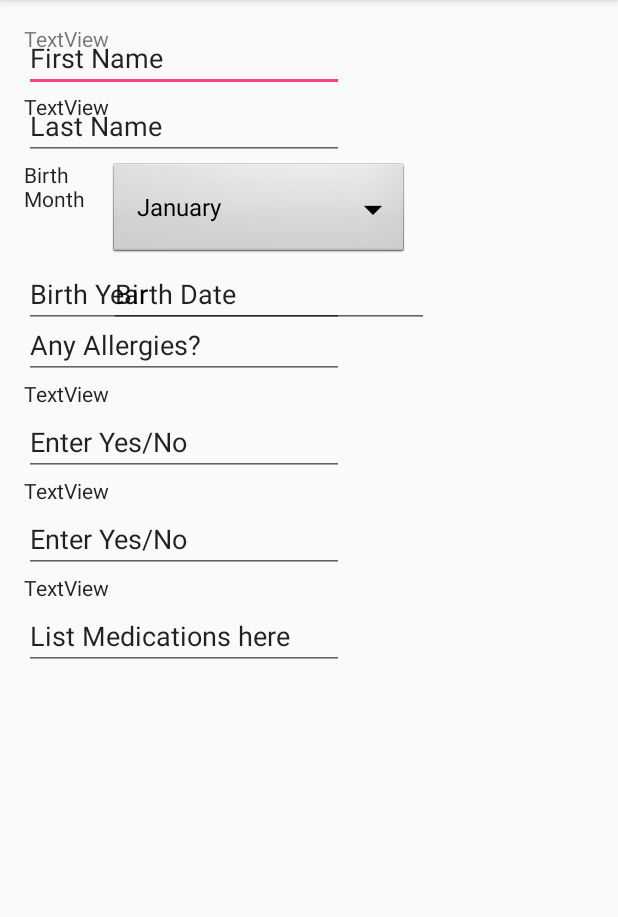
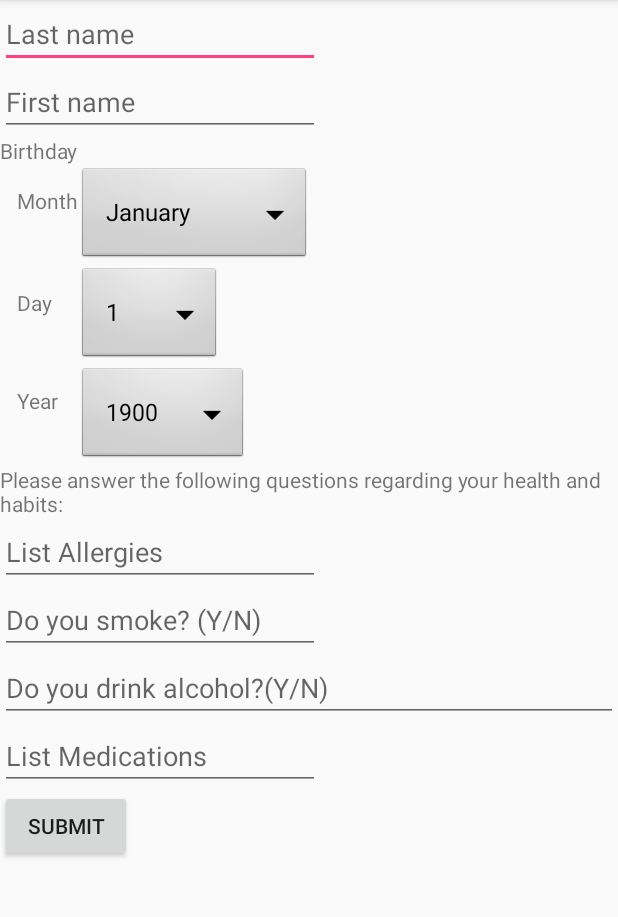
Before and after one commit to aclorta/QuickAppt, an Android app: the Patient_Profile screen opened directly, with no data from a screen before it, on a phone screen of 412 x 824 dp, the part 84-1001 px from its top. Run offline under Robolectric (Android 15) with nearby library versions, the light colour scheme and no system bars.

Commit message:
updated patient profile

```diff
--- a/app/src/main/java/com/example/team6/quickappt/Patient_Profile.java
+++ b/app/src/main/java/com/example/team6/quickappt/Patient_Profile.java
@@ -1,23 +1,42 @@
 package com.example.team6.quickappt;
 
+import android.content.Intent;
 import android.support.v7.app.AppCompatActivity;
 import android.os.Bundle;
+import android.view.View;
 import android.widget.ArrayAdapter;
+import android.widget.Button;
 import android.widget.Spinner;
 
 import java.util.ArrayList;
 
 public class Patient_Profile extends AppCompatActivity {
 
+    Button btnClick;
+
     @Override
     protected void onCreate(Bundle savedInstanceState) {
         super.onCreate(savedInstanceState);
         setContentView(R.layout.activity_patient__profile);
 
+        btnClick = (Button) findViewById(R.id.button_patient_profile_submit);
+        /** Edit Button sends user to Profile activity */
+
+        btnClick.setOnClickListener(new View.OnClickListener() {
+            @Override
+            public void onClick(View v) {
+                Intent intent = new Intent(Patient_Profile.this, HomeScreen.class);
+                startActivity(intent);
+            }
+        });
+
         QADBHelper mDB = new QADBHelper(this);
         mDB.open();
 
         Spinner spindown = (Spinner) findViewById(R.id.Months);
+        Spinner spindownDays = (Spinner) findViewById(R.id.spinner3_days);
+        Spinner spindownYears = (Spinner) findViewById(R.id.spinner4_years);
+
         ArrayList<String> Montharray= new ArrayList<String>(){{
             add("January");
             add("February");
@@ -31,9 +50,26 @@ public class Patient_Profile extends AppCompatActivity {
             add("October");
             add("November");
             add("December");
+        }};
+
+        ArrayList<String> DayArray = new ArrayList<String>();
+        ArrayList<String> YearArray = new ArrayList<String>();
+
+        for (int i = 1; i < 32; i++) {
+            DayArray.add(Integer.toString(i));
         }
-        };
+
+        for (int i = 1900; i < 2016; i++) {
+            YearArray.add(Integer.toString(i));
+        }
+
         ArrayAdapter<String> adaptmonths = new ArrayAdapter<String>(this,android.R.layout.simple_spinner_dropdown_item,Montharray);
         spindown.setAdapter(adaptmonths);
+
+        ArrayAdapter<String> adaptdays = new ArrayAdapter<String>(this,android.R.layout.simple_spinner_dropdown_item,DayArray);
+        spindownDays.setAdapter(adaptdays);
+
+        ArrayAdapter<String> adaptyears = new ArrayAdapter<String>(this,android.R.layout.simple_spinner_dropdown_item,YearArray);
+        spindownYears.setAdapter(adaptyears);
     }
 }
--- a/app/src/main/res/layout/activity_patient__profile.xml
+++ b/app/src/main/res/layout/activity_patient__profile.xml
@@ -3,175 +3,138 @@
     xmlns:tools="http://schemas.android.com/tools"
     android:layout_width="match_parent"
     android:layout_height="match_parent">
-<RelativeLayout xmlns:android="http://schemas.android.com/apk/res/android"
-    xmlns:tools="http://schemas.android.com/tools"
-    android:id="@+id/activity_patient__profile"
+
+    <RelativeLayout
         android:layout_width="match_parent"
-    android:layout_height="wrap_content"
-    android:paddingBottom="@dimen/activity_vertical_margin"
-    android:paddingLeft="@dimen/activity_horizontal_margin"
-    android:paddingRight="@dimen/activity_horizontal_margin"
-    android:paddingTop="@dimen/activity_vertical_margin"
-    tools:context="com.example.team6.quickappt.Patient_Profile">
+        android:layout_height="match_parent">
 
         <EditText
             android:layout_width="wrap_content"
             android:layout_height="wrap_content"
             android:inputType="textPersonName"
-        android:text="First Name"
             android:ems="10"
-        android:layout_alignParentTop="true"
-        android:layout_alignParentStart="true"
-        android:id="@+id/editText"
-        android:hint="First Name" />
-    <TextView
-        android:text="TextView"
-        android:layout_width="wrap_content"
-        android:layout_height="wrap_content"
-        android:id="@+id/lastname"
-        android:layout_alignParentStart="true"
-        tools:text="Last Name:"
-        android:textAppearance="@style/TextAppearance.AppCompat"
-        android:layout_below="@+id/editText" />
-
-
-    <TextView
-        android:text="TextView"
-        android:layout_width="wrap_content"
-        android:layout_height="wrap_content"
-        android:id="@+id/firstname"
-        tools:text="First Name:"
-        android:layout_alignParentTop="true"
-        android:layout_alignParentStart="true" />
+            android:id="@+id/editText2_lastName"
+            android:hint="@string/lastName" />
 
         <EditText
             android:layout_width="wrap_content"
             android:layout_height="wrap_content"
             android:inputType="textPersonName"
-        android:text="@string/list_medications_here"
             android:ems="10"
-        android:id="@+id/editText6"
-        android:hint=""
-        android:layout_below="@+id/textView5"
-        android:layout_alignParentStart="true" />
+            android:id="@+id/editText5_firstName"
+            android:layout_below="@+id/editText2_lastName"
+            android:hint="@string/firstName" />
 
         <TextView
-        android:text="@string/textview"
+            android:text="Birthday"
             android:layout_width="wrap_content"
             android:layout_height="wrap_content"
-        android:id="@+id/textView5"
-        tools:text="List your medications:"
-        android:textAppearance="@style/TextAppearance.AppCompat"
-        android:layout_below="@+id/editText5"
-        android:layout_alignParentStart="true" />
+            android:id="@+id/textView6_birthday"
+            android:layout_below="@+id/editText5_firstName" />
+
+        <TextView
+            android:text="Month"
+            android:layout_width="wrap_content"
+            android:layout_height="wrap_content"
+            android:id="@+id/textView10_month"
+            android:layout_marginTop="14dp"
+            android:layout_below="@+id/textView6_birthday"
+            android:layout_toStartOf="@+id/Months" />
+
+        <Spinner
+            android:layout_width="wrap_content"
+            android:layout_height="wrap_content"
+            android:id="@+id/Months"
+            android:background="@android:drawable/btn_dropdown"
+            android:spinnerMode="dropdown"
+            android:layout_below="@+id/textView6_birthday"
+            android:layout_toEndOf="@+id/textView6_birthday" />
+
+        <Spinner
+            android:layout_width="wrap_content"
+            android:layout_height="wrap_content"
+            android:id="@+id/spinner4_years"
+            android:background="@android:drawable/btn_dropdown"
+            android:spinnerMode="dropdown"
+            android:layout_below="@+id/spinner3_days"
+            android:layout_toRightOf="@+id/textView10_month" />
+
+        <Spinner
+            android:layout_width="wrap_content"
+            android:layout_height="wrap_content"
+            android:id="@+id/spinner3_days"
+            android:background="@android:drawable/btn_dropdown"
+            android:spinnerMode="dropdown"
+            android:layout_toRightOf="@+id/textView10_month"
+            android:layout_below="@+id/Months" />
+
+        <TextView
+            android:text="Day"
+            android:layout_width="wrap_content"
+            android:layout_height="wrap_content"
+            android:id="@+id/textView11_day"
+            android:layout_below="@+id/Months"
+            android:layout_alignStart="@+id/textView10_month"
+            android:layout_marginTop="15dp" />
+
+        <TextView
+            android:text="Year"
+            android:layout_width="wrap_content"
+            android:layout_height="wrap_content"
+            android:id="@+id/textView12_year"
+            android:layout_below="@+id/spinner3_days"
+            android:layout_alignStart="@+id/textView11_day"
+            android:layout_marginTop="14dp" />
+
+        <TextView
+            android:text="Please answer the following questions regarding your health and habits:"
+            android:layout_width="wrap_content"
+            android:layout_height="wrap_content"
+            android:id="@+id/textView4_q"
+            android:layout_below="@+id/spinner4_years" />
 
         <EditText
             android:layout_width="wrap_content"
             android:layout_height="wrap_content"
             android:inputType="textPersonName"
-        android:text="Enter Yes/No"
             android:ems="10"
-        android:id="@+id/editText5"
-        android:hint=""
-        android:layout_below="@+id/textView4"
-        android:layout_alignParentStart="true" />
-
-    <TextView
-        android:text="TextView"
-        android:layout_width="wrap_content"
-        android:layout_height="wrap_content"
-        android:id="@+id/textView4"
-        tools:text="Do you currently drink alcohol?:"
-        android:textAppearance="@style/TextAppearance.AppCompat"
-        android:layout_below="@+id/editText4"
-        android:layout_alignParentStart="true" />
+            android:id="@+id/editText7_allergies"
+            android:layout_below="@+id/textView4_q"
+            android:hint="List Allergies" />
 
         <EditText
             android:layout_width="wrap_content"
             android:layout_height="wrap_content"
             android:inputType="textPersonName"
-        android:text="Any Allergies?"
             android:ems="10"
-        android:id="@+id/editText3"
-        android:hint="Any Allergies?"
-        android:layout_below="@+id/Months"
-        android:layout_alignParentStart="true"
-        android:layout_marginTop="34dp" />
+            android:id="@+id/editText8_smoker"
+            android:layout_below="@+id/editText7_allergies"
+            android:hint="Do you smoke? (Y/N)" />
+
+        <EditText
+            android:layout_width="match_parent"
+            android:layout_height="wrap_content"
+            android:inputType="text"
+            android:ems="10"
+            android:id="@+id/editText_alcohol"
+            android:hint="Do you drink alcohol?(Y/N)"
+            android:layout_below="@+id/editText8_smoker" />
 
         <EditText
             android:layout_width="wrap_content"
             android:layout_height="wrap_content"
             android:inputType="textPersonName"
-        android:text="Enter Yes/No"
             android:ems="10"
-        android:id="@+id/editText4"
-        android:hint=""
-        android:layout_below="@+id/textView3"
-        android:layout_alignParentStart="true" />
+            android:id="@+id/editText2_meds"
+            android:layout_below="@+id/editText_alcohol"
+            android:hint="List Medications" />
 
-    <TextView
-        android:text="TextView"
+        <Button
+            android:text="Submit"
             android:layout_width="wrap_content"
             android:layout_height="wrap_content"
-        android:id="@+id/textView3"
-        tools:text="Do you Smoke?:"
-        android:textAppearance="@style/TextAppearance.AppCompat"
-        android:layout_below="@+id/editText3"
-        android:layout_alignParentStart="true" />
-
-    <EditText
-        android:layout_width="wrap_content"
-        android:layout_height="wrap_content"
-        android:inputType="number"
-        android:ems="10"
-        android:id="@+id/editText7"
-        android:layout_below="@+id/Months"
-        android:text="Birth Year" />
-
-    <EditText
-        android:layout_width="wrap_content"
-        android:layout_height="wrap_content"
-        android:inputType="number"
-        android:ems="10"
-        android:layout_below="@+id/Months"
-        android:layout_toEndOf="@+id/textView5"
-        android:id="@+id/editText8"
-        android:text="Birth Date" />
-
-    <Spinner
-        android:layout_width="200dp"
-        android:layout_height="wrap_content"
-        android:id="@+id/Months"
-        android:background="@android:drawable/btn_dropdown"
-        android:spinnerMode="dropdown"
-        android:layout_below="@+id/editText2"
-        android:layout_alignStart="@+id/editText8">
-
-    </Spinner>
-
-    <TextView
-        android:text="Birth Month"
-        android:layout_width="wrap_content"
-        android:layout_height="wrap_content"
-        android:id="@+id/textView6"
-        android:layout_alignParentStart="true"
-        android:layout_below="@+id/editText2"
-        android:textAppearance="@style/TextAppearance.AppCompat"
-        android:layout_toStartOf="@+id/editText8"
-        android:layout_above="@+id/editText7"
-        android:layout_alignEnd="@+id/textView3" />
-
-    <EditText
-        android:layout_width="wrap_content"
-        android:layout_height="wrap_content"
-        android:inputType="textPersonName"
-        android:text="Last Name"
-        android:ems="10"
-        android:id="@+id/editText2"
-        android:hint="Last Name"
-        android:layout_below="@+id/editText"
-        android:layout_alignParentStart="true" />
-
+            android:id="@+id/button_patient_profile_submit"
+            android:layout_below="@+id/editText2_meds" />
 
     </RelativeLayout>
 </ScrollView>
--- a/app/src/main/res/values/strings.xml
+++ b/app/src/main/res/values/strings.xml
@@ -18,4 +18,8 @@
     <string name="radioButton_patient">Patient</string>
     <string name="radioButton_physician">Physician</string>
 
+    <!-- Strings related to patient profile -->
+    <string name="lastName">Last name</string>
+    <string name="firstName">First name</string>
+
 </resources>
```
Lines whose indentation alone changed are shown as unchanged.
